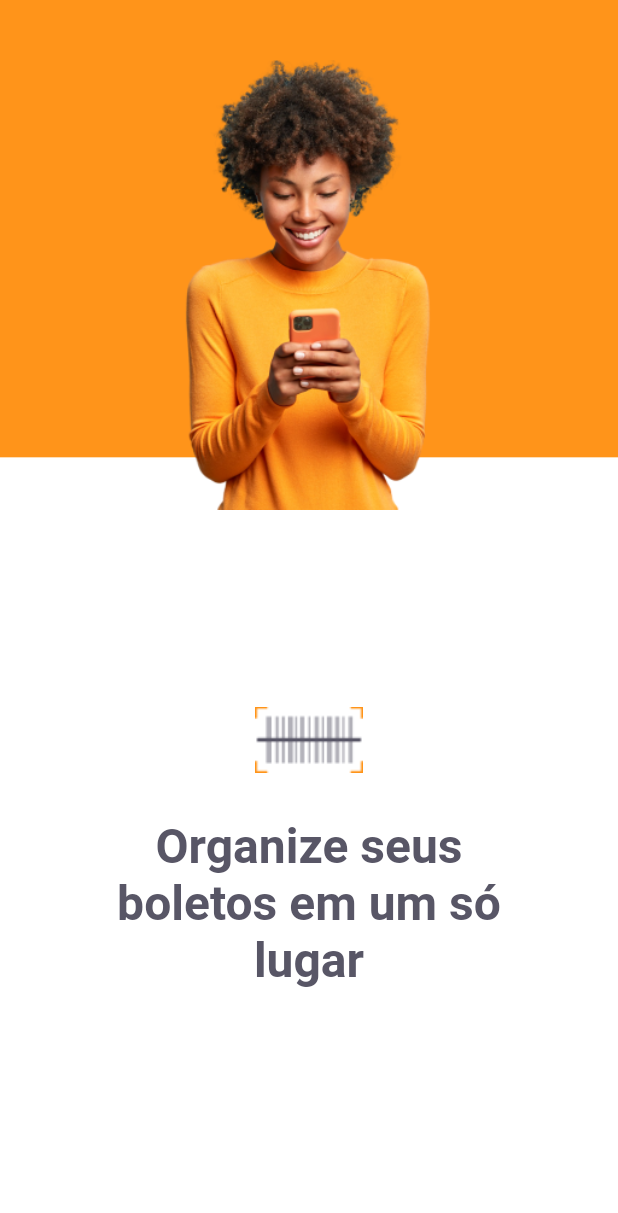
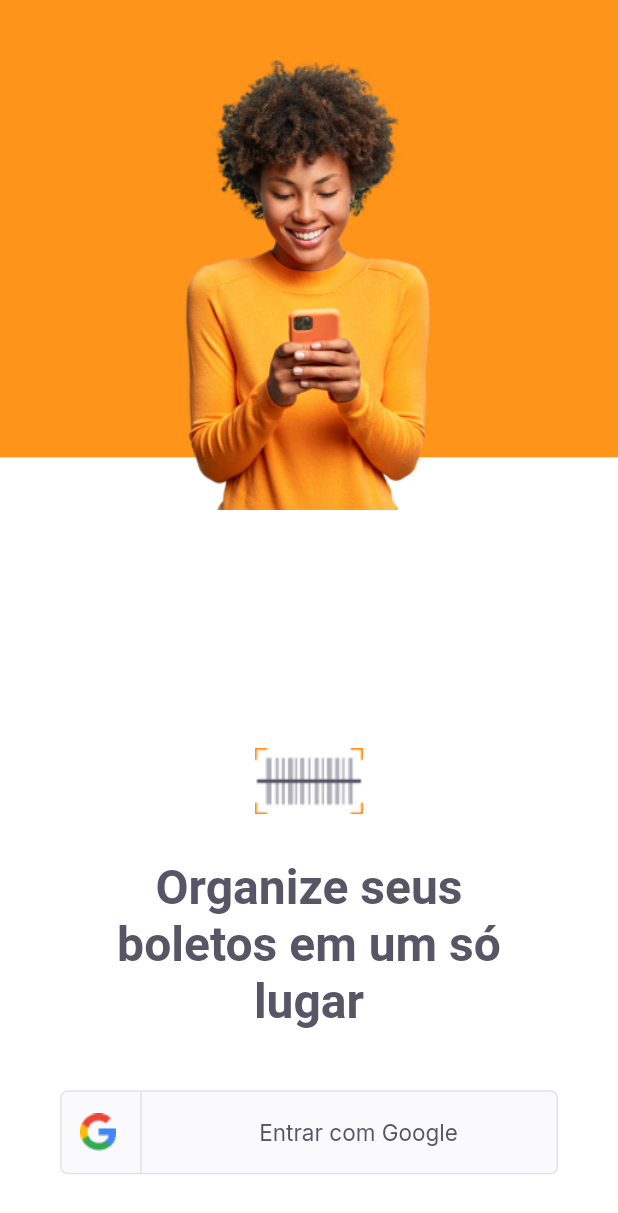
Before and after one commit to BrendaLorencon/NLW-06-Flutter, a Flutter app: the screen it shows after launch, on a phone screen of 412 x 824 dp. Shown: the top 1213 px of the screen. Run offline on Flutter 3.47's test engine with Material 2 defaults, Android fonts, the phone set to English and light mode, and no system bars; our stand-ins replace google_fonts.

Commit message:
Toda a estrutura da página Login foi criada

```diff
--- a/payflow/lib/modules/login/login_page.dart
+++ b/payflow/lib/modules/login/login_page.dart
@@ -2,6 +2,7 @@ import 'package:flutter/material.dart';
 import 'package:payflow/shared/themes/app_colors.dart';
 import 'package:payflow/shared/themes/app_images.dart';
 import 'package:payflow/shared/themes/app_text_styles.dart';
+import 'package:payflow/shared/widgets/social_login/social_login_button.dart';
 
 class LoginPage extends StatefulWidget {
   const LoginPage({Key? key}) : super(key: key);
@@ -36,7 +37,7 @@ class _LoginPageState extends State<LoginPage> {
                   height: 300,
                 )),
             Positioned(
-              bottom: size.height * 0.20,
+              bottom: size.height * 0.05,
               left: 0,
               right: 0,
               child: Column(
@@ -52,6 +53,11 @@ class _LoginPageState extends State<LoginPage> {
                       textAlign: TextAlign.center,
                       style: TextStyles.titleHome,
                     ),
+                  ),
+                  Padding(
+                    padding:
+                        const EdgeInsets.only(left: 40, right: 40, top: 40),
+                    child: SocialLoginButton(),
                   )
                 ],
               ),
--- /dev/null
+++ b/payflow/lib/shared/widgets/social_login/social_login_button.dart
@@ -0,0 +1,53 @@
+import 'package:flutter/cupertino.dart';
+import 'package:payflow/shared/themes/app_colors.dart';
+import 'package:payflow/shared/themes/app_images.dart';
+import 'package:payflow/shared/themes/app_text_styles.dart';
+
+class SocialLoginButton extends StatelessWidget {
+  const SocialLoginButton({Key? key}) : super(key: key);
+
+  @override
+  Widget build(BuildContext context) {
+    return Container(
+      height: 56,
+      decoration: BoxDecoration(
+          color: AppColors.shape,
+          borderRadius: BorderRadius.circular(5),
+          border: Border.fromBorderSide(
+            BorderSide(color: AppColors.stroke),
+          )),
+      child: Row(
+        children: [
+          Expanded(
+              flex: 1,
+              child: Row(
+                mainAxisAlignment: MainAxisAlignment.center,
+                children: [
+                  Image.asset(AppImages.google),
+                  SizedBox(
+                    width: 16,
+                  ),
+                  Container(
+                    height: 56,
+                    width: 1,
+                    color: AppColors.stroke,
+                  )
+                ],
+              )),
+          Expanded(
+            flex: 4,
+            child: Row(
+              mainAxisAlignment: MainAxisAlignment.center,
+              children: [
+                Text(
+                  "Entrar com Google",
+                  style: TextStyles.buttonGray,
+                ),
+              ],
+            ),
+          ),
+        ],
+      ),
+    );
+  }
+}
```
